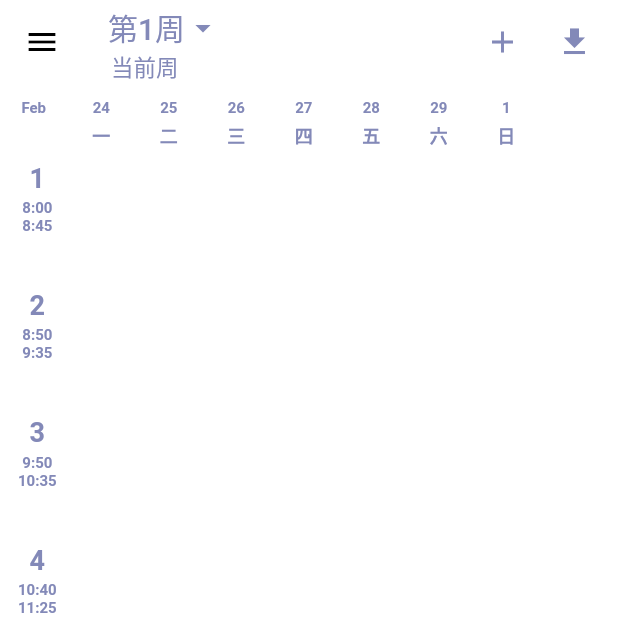
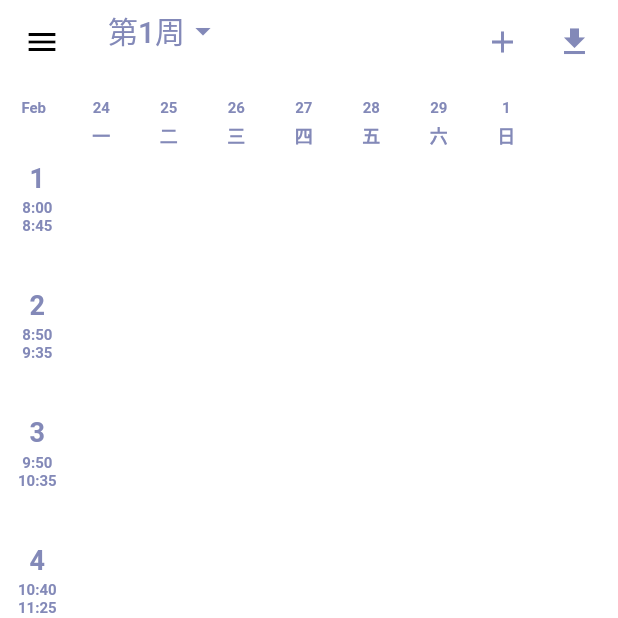
Before and after one commit to yuzhanglong/Flutter-TimeTable, a Flutter app: the screen it shows after launch, on a phone screen of 412 x 824 dp, the top half of it. Run offline on Flutter 3.47's test engine with Material 2 defaults, Android fonts, the phone set to English and light mode, and no system bars; our stand-ins replace dio, shared_preferences; accounts and stored records are empty; network calls fail.

Commit message:
课表细节处理(周次范围 单双周处理)

```diff
--- a/lib/components/topbar/top_bar_item.dart
+++ b/lib/components/topbar/top_bar_item.dart
@@ -3,6 +3,7 @@ import 'package:flutter/material.dart';
 import 'package:provider/provider.dart';
 import 'package:zucc_helper/config/global_config.dart';
 import 'package:zucc_helper/store/profile_provider.dart';
+import 'package:zucc_helper/store/table_provider.dart';
 import 'package:zucc_helper/utils/snack_bar.dart';
 import 'package:zucc_helper/views/connection/connection.dart';
 
@@ -42,6 +43,8 @@ class _TopBarItemState extends State<TopBarItem> with SingleTickerProviderStateM
 
   @override
   Widget build(BuildContext context) {
+    TableProvider tableProvider = Provider.of<TableProvider>(context);
+
     return Container(
       padding: EdgeInsets.fromLTRB(0, 3, 0, 0),
       child: Column(
@@ -79,7 +82,7 @@ class _TopBarItemState extends State<TopBarItem> with SingleTickerProviderStateM
           ),
           Container(
             padding: EdgeInsets.fromLTRB(2, 0, 0, 0),
-            child: Text("当前周",
+            child: Text(tableProvider.activeTableName,
               style: TextStyle(color: GlobalConfig.fontColor, fontSize: 15),
             ),
           ),
--- /dev/null
+++ b/lib/models/school_model.dart
@@ -0,0 +1,9 @@
+class School{
+  int classNumOneDay;
+  List time;
+
+  School.fromMap(map) {
+    this.classNumOneDay = map["timeTable"]['classNumOneDay'];
+    this.time = map["timeTable"]["time"];
+  }
+}
--- a/lib/models/table_model.dart
+++ b/lib/models/table_model.dart
@@ -43,6 +43,6 @@ class Class{
     this.place = json["place"];
     this.weekDay = json['weekDay'];
     this.weekDuringStart = json['weekDuringStart'];
-    this.weekDuringStart = json['weekDuringEnd'];
+    this.weekDuringEnd = json['weekDuringEnd'];
   }
 }
--- a/lib/store/table_provider.dart
+++ b/lib/store/table_provider.dart
@@ -1,4 +1,5 @@
 import 'package:zucc_helper/config/global.dart';
+import 'package:zucc_helper/models/table_model.dart';
 import 'package:zucc_helper/store/base.dart';
 
 
@@ -17,6 +18,9 @@ class TableProvider extends BaseProvder{
   //当前显示的课表数组
   List stuClasses = [];
 
+  //当前活跃的课表名称
+  String activeTableName = "";
+
   //构造函数
   TableProvider(){
     initTables();
@@ -29,6 +33,8 @@ class TableProvider extends BaseProvder{
       tables = res['tables'];
       if(res['tables'].length != 0){
         stuClasses = res['tables'][0]['classes'];
+        var t = StuTable.fromMap(res['tables'][0]);
+        activeTableName = t.tableName;
       }
     });
     notifyListeners();
@@ -59,6 +65,7 @@ class TableProvider extends BaseProvder{
   changeHomeClasses(index){
     print(index);
     stuClasses = tables[index]['classes'];
+    activeTableName = tables[index]['tableName'];
     notifyListeners();
   }
 }
--- a/lib/views/home/child_cmp/classes_map/class_card_item.dart
+++ b/lib/views/home/child_cmp/classes_map/class_card_item.dart
@@ -45,7 +45,7 @@ class _ClassCardState extends State<ClassCard> with TickerProviderStateMixin{
     cardController = AnimationController(duration: const Duration(milliseconds: 800), vsync: this);
     cardAnimation = Tween(begin: 0.1, end: 1.0).animate(CurvedAnimation(
       parent: cardController,
-      curve: Curves.bounceInOut,
+      curve: Curves.fastOutSlowIn,
     ));
     cardController.forward();
   }
--- a/lib/views/home/child_cmp/classes_map/main_classes_map.dart
+++ b/lib/views/home/child_cmp/classes_map/main_classes_map.dart
@@ -1,7 +1,12 @@
+import 'dart:math';
+
 import 'package:flutter/material.dart';
+import 'package:provider/provider.dart';
 import 'package:zucc_helper/config/global_config.dart';
 import 'package:zucc_helper/config/school_data.dart';
+import 'package:zucc_helper/models/school_model.dart';
 import 'package:zucc_helper/models/table_model.dart';
+import 'package:zucc_helper/store/table_provider.dart';
 import 'package:zucc_helper/views/home/child_cmp/classes_map/class_card_item.dart';
 import 'package:zucc_helper/views/home/child_cmp/classes_map/class_time_item.dart';
 
@@ -20,27 +25,42 @@ class HomeClassView extends StatefulWidget {
 }
 
 class _HomeClassViewState extends State<HomeClassView> {
+
   @override
   Widget build(BuildContext context) {
 
+    TableProvider tableProvider = Provider.of<TableProvider>(context);
+
+    // 开始构造课程表
     List<Widget> makeList(){
-      Map schoolData = SchoolData.zucc;
+      var schoolData = School.fromMap(SchoolData.zucc);
       List<Widget> allItems = List();
 
-      for(int i = 0; i < schoolData['timeTable']['classNumOneDay']; i++){
+      // 左侧时间表
+      for(int i = 0; i < schoolData.classNumOneDay; i++){
         allItems.add(ClassTime(
           classNum: (i + 1).toString(),
-          startTime: schoolData['timeTable']['time'][i][0],
-          endTime: schoolData['timeTable']['time'][i][1],
+          startTime: schoolData.time[i][0],
+          endTime: schoolData.time[i][1],
         ));
         for(int j = 0; j <= 6; j++){
           allItems.add(ClassCard());
         }
       }
 
+      // 中间的课表
       for(int k = 0; k < widget.stuClasses.length; k++){
         var singleClass = Class.fromMap(widget.stuClasses[k]);
+        var w = tableProvider.weekNumber;
 
+        // 判断是否在周次范围内
+        if( w > singleClass.weekDuringEnd || w < singleClass.weekDuringStart) continue;
+
+        // 判断单双周
+        if(singleClass.isGapWeek != 0){
+          if(singleClass.isGapWeek == 1 && w % 2 == 0) continue;  //逢单周
+          if(singleClass.isGapWeek == 2 && w % 2 != 0) continue;  //逢双周
+        }
         int classWeekDay;
         int classTime;
         int classTime2;
```
